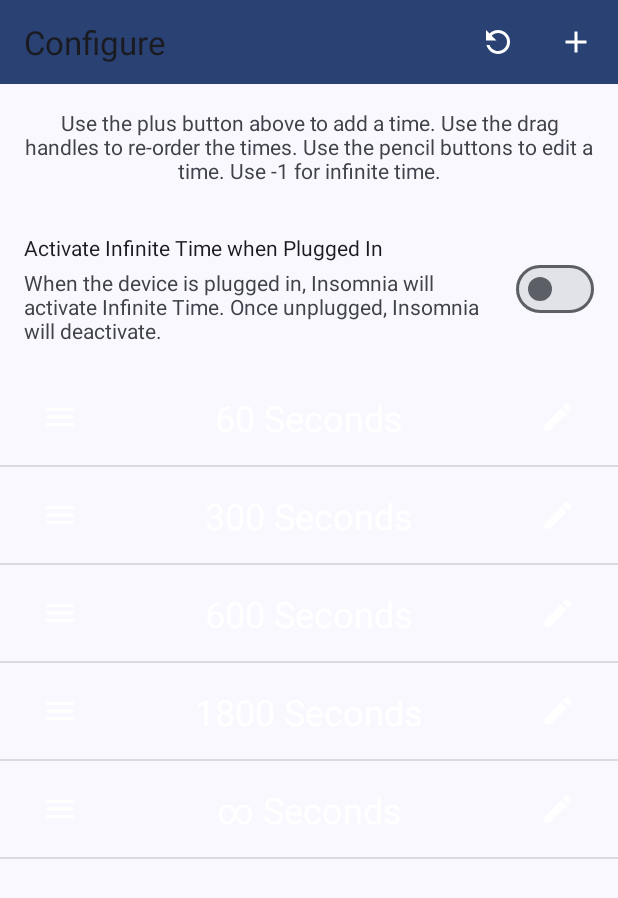
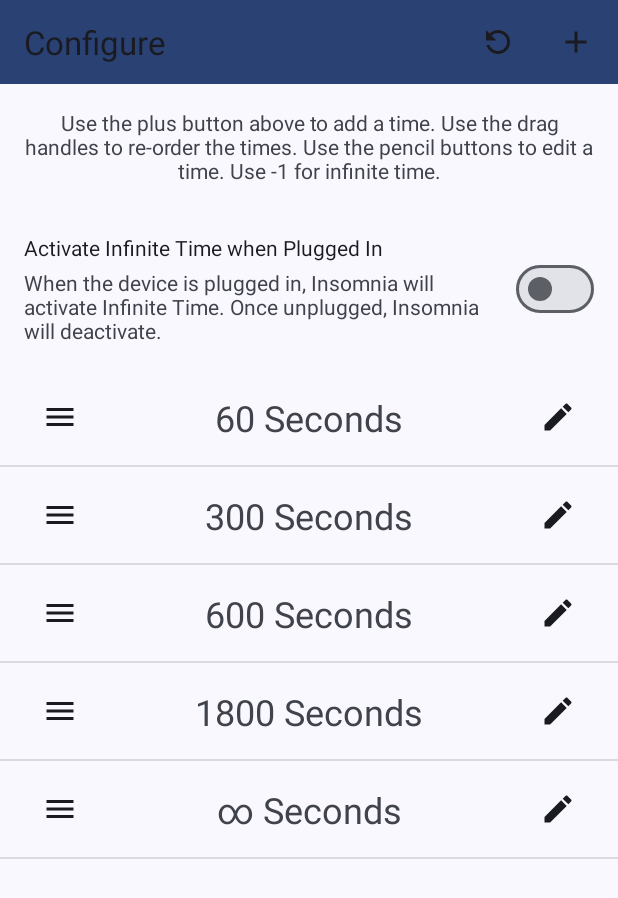
Before and after one commit to zacharee/Insomnia, an Android app: the screen it shows after launch (TimesConfigureActivity), on a phone screen of 412 x 824 dp. Shown: the top 898 px of the screen. Run offline under Robolectric (Android 15) with nearby library versions, the light colour scheme and no system bars; libraries missing offline, so code that uses them is left out: com.bugsnag.android, org.lsposed.hiddenapibypass; 2 statements that could not run were skipped.

Commit message:
Light mode fixes

```diff
--- a/app/src/main/res/drawable/add.xml
+++ b/app/src/main/res/drawable/add.xml
@@ -2,7 +2,8 @@
         android:width="24dp"
         android:height="24dp"
         android:viewportWidth="24.0"
-        android:viewportHeight="24.0">
+        android:viewportHeight="24.0"
+    android:tint="?android:textColorPrimary">
     <path
         android:fillColor="#FF000000"
         android:pathData="M19,13h-6v6h-2v-6H5v-2h6V5h2v6h6v2z"/>
--- a/app/src/main/res/drawable/delete.xml
+++ b/app/src/main/res/drawable/delete.xml
@@ -2,7 +2,8 @@
         android:width="24dp"
         android:height="24dp"
         android:viewportWidth="24.0"
-        android:viewportHeight="24.0">
+        android:viewportHeight="24.0"
+    android:tint="?android:textColorPrimary">
     <path
         android:fillColor="#FF000000"
         android:pathData="M6,19c0,1.1 0.9,2 2,2h8c1.1,0 2,-0.9 2,-2V7H6v12zM19,4h-3.5l-1,-1h-5l-1,1H5v2h14V4z"/>
--- a/app/src/main/res/drawable/drag.xml
+++ b/app/src/main/res/drawable/drag.xml
@@ -2,7 +2,8 @@
         android:width="24dp"
         android:height="24dp"
         android:viewportWidth="24.0"
-        android:viewportHeight="24.0">
+        android:viewportHeight="24.0"
+    android:tint="?android:textColorPrimary">
     <path
         android:fillColor="#FF000000"
         android:pathData="M3,18h18v-2L3,16v2zM3,13h18v-2L3,11v2zM3,6v2h18L21,6L3,6z"/>
--- a/app/src/main/res/drawable/edit.xml
+++ b/app/src/main/res/drawable/edit.xml
@@ -2,7 +2,8 @@
         android:width="24dp"
         android:height="24dp"
         android:viewportWidth="24.0"
-        android:viewportHeight="24.0">
+        android:viewportHeight="24.0"
+    android:tint="?android:textColorPrimary">
     <path
         android:fillColor="#FF000000"
         android:pathData="M3,17.25V21h3.75L17.81,9.94l-3.75,-3.75L3,17.25zM20.71,7.04c0.39,-0.39 0.39,-1.02 0,-1.41l-2.34,-2.34c-0.39,-0.39 -1.02,-0.39 -1.41,0l-1.83,1.83 3.75,3.75 1.83,-1.83z"/>
--- a/app/src/main/res/drawable/off.xml
+++ b/app/src/main/res/drawable/off.xml
@@ -2,7 +2,8 @@
         android:width="24dp"
         android:height="24dp"
         android:viewportWidth="24.0"
-        android:viewportHeight="24.0">
+        android:viewportHeight="24.0"
+    android:tint="?android:textColorPrimary">
     <path
         android:fillColor="#FF000000"
         android:pathData="M12,7c2.76,0 5,2.24 5,5 0,0.65 -0.13,1.26 -0.36,1.83l2.92,2.92c1.51,-1.26 2.7,-2.89 3.43,-4.75 -1.73,-4.39 -6,-7.5 -11,-7.5 -1.4,0 -2.74,0.25 -3.98,0.7l2.16,2.16C10.74,7.13 11.35,7 12,7zM2,4.27l2.28,2.28 0.46,0.46C3.08,8.3 1.78,10.02 1,12c1.73,4.39 6,7.5 11,7.5 1.55,0 3.03,-0.3 4.38,-0.84l0.42,0.42L19.73,22 21,20.73 3.27,3 2,4.27zM7.53,9.8l1.55,1.55c-0.05,0.21 -0.08,0.43 -0.08,0.65 0,1.66 1.34,3 3,3 0.22,0 0.44,-0.03 0.65,-0.08l1.55,1.55c-0.67,0.33 -1.41,0.53 -2.2,0.53 -2.76,0 -5,-2.24 -5,-5 0,-0.79 0.2,-1.53 0.53,-2.2zM11.84,9.02l3.15,3.15 0.02,-0.16c0,-1.66 -1.34,-3 -3,-3l-0.17,0.01z"/>
--- a/app/src/main/res/drawable/on.xml
+++ b/app/src/main/res/drawable/on.xml
@@ -2,7 +2,8 @@
         android:width="24dp"
         android:height="24dp"
         android:viewportWidth="24.0"
-        android:viewportHeight="24.0">
+        android:viewportHeight="24.0"
+    android:tint="?android:textColorPrimary">
     <path
         android:fillColor="#FF000000"
         android:pathData="M12,4.5C7,4.5 2.73,7.61 1,12c1.73,4.39 6,7.5 11,7.5s9.27,-3.11 11,-7.5c-1.73,-4.39 -6,-7.5 -11,-7.5zM12,17c-2.76,0 -5,-2.24 -5,-5s2.24,-5 5,-5 5,2.24 5,5 -2.24,5 -5,5zM12,9c-1.66,0 -3,1.34 -3,3s1.34,3 3,3 3,-1.34 3,-3 -1.34,-3 -3,-3z"/>
--- a/app/src/main/res/drawable/refresh.xml
+++ b/app/src/main/res/drawable/refresh.xml
@@ -2,7 +2,8 @@
         android:width="24dp"
         android:height="24dp"
         android:viewportWidth="24.0"
-        android:viewportHeight="24.0">
+        android:viewportHeight="24.0"
+    android:tint="?android:textColorPrimary">
     <path
         android:fillColor="#FF000000"
         android:pathData="M17.65,6.35C16.2,4.9 14.21,4 12,4c-4.42,0 -7.99,3.58 -7.99,8s3.57,8 7.99,8c3.73,0 6.84,-2.55 7.73,-6h-2.08c-0.82,2.33 -3.04,4 -5.65,4 -3.31,0 -6,-2.69 -6,-6s2.69,-6 6,-6c1.66,0 3.14,0.69 4.22,1.78L13,11h7V4l-2.35,2.35z"/>
--- a/app/src/main/res/drawable/settings.xml
+++ b/app/src/main/res/drawable/settings.xml
@@ -2,7 +2,8 @@
         android:width="24dp"
         android:height="24dp"
         android:viewportWidth="24.0"
-        android:viewportHeight="24.0">
+        android:viewportHeight="24.0"
+    android:tint="?android:textColorPrimary">
     <path
         android:fillColor="#FF000000"
         android:pathData="M19.43,12.98c0.04,-0.32 0.07,-0.64 0.07,-0.98s-0.03,-0.66 -0.07,-0.98l2.11,-1.65c0.19,-0.15 0.24,-0.42 0.12,-0.64l-2,-3.46c-0.12,-0.22 -0.39,-0.3 -0.61,-0.22l-2.49,1c-0.52,-0.4 -1.08,-0.73 -1.69,-0.98l-0.38,-2.65C14.46,2.18 14.25,2 14,2h-4c-0.25,0 -0.46,0.18 -0.49,0.42l-0.38,2.65c-0.61,0.25 -1.17,0.59 -1.69,0.98l-2.49,-1c-0.23,-0.09 -0.49,0 -0.61,0.22l-2,3.46c-0.13,0.22 -0.07,0.49 0.12,0.64l2.11,1.65c-0.04,0.32 -0.07,0.65 -0.07,0.98s0.03,0.66 0.07,0.98l-2.11,1.65c-0.19,0.15 -0.24,0.42 -0.12,0.64l2,3.46c0.12,0.22 0.39,0.3 0.61,0.22l2.49,-1c0.52,0.4 1.08,0.73 1.69,0.98l0.38,2.65c0.03,0.24 0.24,0.42 0.49,0.42h4c0.25,0 0.46,-0.18 0.49,-0.42l0.38,-2.65c0.61,-0.25 1.17,-0.59 1.69,-0.98l2.49,1c0.23,0.09 0.49,0 0.61,-0.22l2,-3.46c0.12,-0.22 0.07,-0.49 -0.12,-0.64l-2.11,-1.65zM12,15.5c-1.93,0 -3.5,-1.57 -3.5,-3.5s1.57,-3.5 3.5,-3.5 3.5,1.57 3.5,3.5 -1.57,3.5 -3.5,3.5z"/>
--- a/app/src/main/res/layout/add_button.xml
+++ b/app/src/main/res/layout/add_button.xml
@@ -10,5 +10,4 @@
     android:contentDescription="@string/add_time"
     android:background="?android:selectableItemBackgroundBorderless"
     android:src="@drawable/add"
-    android:tint="#fff"
     />
--- a/app/src/main/res/layout/reset_button.xml
+++ b/app/src/main/res/layout/reset_button.xml
@@ -11,5 +11,4 @@
     android:background="?android:selectableItemBackgroundBorderless"
     android:src="@drawable/refresh"
     android:scaleX="-1"
-    android:tint="#fff"
     />
--- a/app/src/main/res/layout/time_configure_item.xml
+++ b/app/src/main/res/layout/time_configure_item.xml
@@ -19,7 +19,6 @@
         android:focusable="true"
         android:scaleType="center"
         android:src="@drawable/drag"
-        android:tint="#fff"
         android:layout_marginStart="16dp"
         app:layout_constraintBottom_toBottomOf="parent"
         app:layout_constraintEnd_toEndOf="parent"
@@ -31,7 +30,6 @@
     <TextView
         android:id="@+id/time_label"
         android:textSize="24sp"
-        android:textColor="#fff"
         android:layout_width="wrap_content"
         android:layout_height="wrap_content"
         tools:text="@string/time_label_format"
@@ -50,7 +48,6 @@
         android:focusable="true"
         android:scaleType="center"
         android:src="@drawable/edit"
-        android:tint="#fff"
         android:layout_marginEnd="16dp"
         app:layout_constraintBottom_toBottomOf="parent"
         app:layout_constraintEnd_toEndOf="parent"
```
